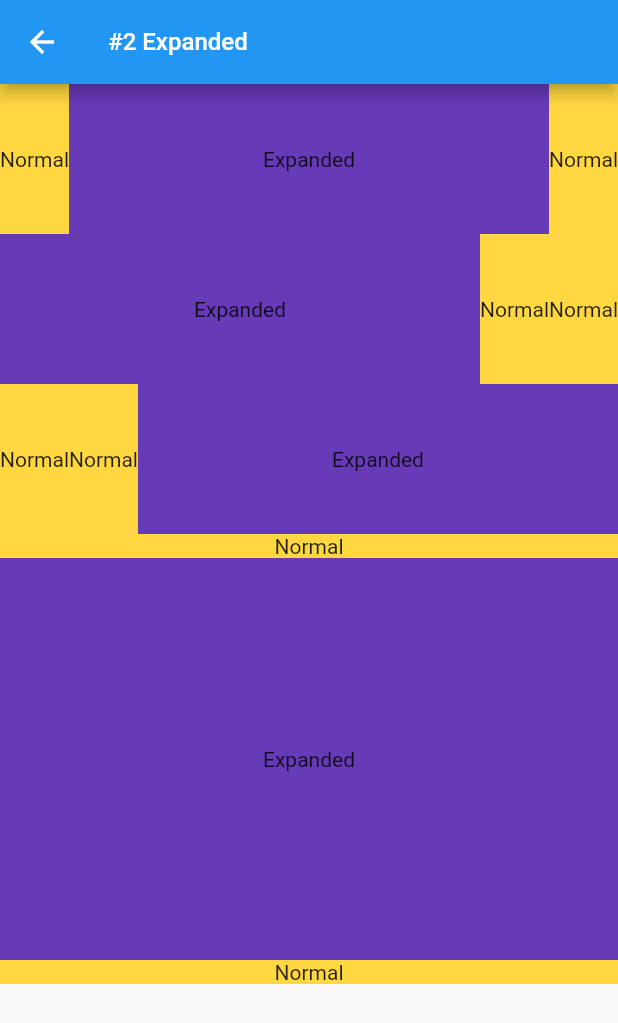
After one commit to dev-otter/flutter_widget_of_the_week, a Flutter app: the screen it shows after launch, after a tap on "#2 Expanded", on a phone screen of 412 x 824 dp. The commit adds this screen. Shown: the top 1023 px of the screen. Run offline on Flutter 3.47's test engine with Material 2 defaults, Android fonts, the phone set to English and light mode, and no system bars.

Commit message:
Add Expanded widget

```diff
--- a/lib/main_page.dart
+++ b/lib/main_page.dart
@@ -1,4 +1,5 @@
 import 'package:flutter/material.dart';
+import 'package:flutter_widget_of_the_week/safearea/expanded_page.dart';
 import 'package:flutter_widget_of_the_week/safearea/safe_area_page.dart';
 
 import 'my_app_bar.dart';
@@ -18,6 +19,7 @@ class _MainPageState extends State<MainPage> {
       body: ListView(
         children: [
           buildElevatedButton(SafeAreaPage.pageName, const SafeAreaPage()),
+          buildElevatedButton(ExpandedPage.pageName, const ExpandedPage()),
         ],
       ),
     );
--- /dev/null
+++ b/lib/safearea/expanded_page.dart
@@ -0,0 +1,141 @@
+import 'package:flutter/material.dart';
+import 'package:flutter_widget_of_the_week/my_app_bar.dart';
+
+class ExpandedPage extends StatefulWidget {
+  static const String pageName = "#2 Expanded";
+
+  const ExpandedPage({Key? key}) : super(key: key);
+
+  @override
+  State<ExpandedPage> createState() => _ExpandedPageState();
+}
+
+class _ExpandedPageState extends State<ExpandedPage> {
+  @override
+  Widget build(BuildContext context) {
+    return Scaffold(
+      appBar: MyAppBar(
+        text: ExpandedPage.pageName,
+      ),
+      body: _buildListView(),
+    );
+  }
+
+  ListView _buildListView() {
+    return ListView(
+      children: [
+        Row(
+          children: [
+            Container(
+              color: Colors.amberAccent,
+              height: 100,
+              child: const Center(
+                child: Text('Normal'),
+              ),
+            ),
+            Expanded(
+              child: Container(
+                height: 100,
+                color: Colors.deepPurple,
+                child: const Center(
+                  child: Text('Expanded'),
+                ),
+              ),
+            ),
+            Container(
+              height: 100,
+              color: Colors.amberAccent,
+              child: const Center(
+                child: Text('Normal'),
+              ),
+            ),
+          ],
+        ),
+        Row(
+          children: [
+            Expanded(
+              child: Container(
+                height: 100,
+                color: Colors.deepPurple,
+                child: const Center(
+                  child: Text('Expanded'),
+                ),
+              ),
+            ),
+            Container(
+              color: Colors.amberAccent,
+              height: 100,
+              child: const Center(
+                child: Text('Normal'),
+              ),
+            ),
+            Container(
+              height: 100,
+              color: Colors.amberAccent,
+              child: const Center(
+                child: Text('Normal'),
+              ),
+            ),
+          ],
+        ),
+        Row(
+          children: [
+            Container(
+              color: Colors.amberAccent,
+              height: 100,
+              child: const Center(
+                child: Text('Normal'),
+              ),
+            ),
+            Container(
+              height: 100,
+              color: Colors.amberAccent,
+              child: const Center(
+                child: Text('Normal'),
+              ),
+            ),
+            Expanded(
+              child: Container(
+                height: 100,
+                color: Colors.deepPurple,
+                child: const Center(
+                  child: Text('Expanded'),
+                ),
+              ),
+            ),
+          ],
+        ),
+        SizedBox(
+          height: 300,
+          child: Column(
+            children: [
+              Container(
+                color: Colors.amberAccent,
+                width: double.infinity,
+                child: const Center(
+                  child: Text('Normal'),
+                ),
+              ),
+              Expanded(
+                child: Container(
+                  width: double.infinity,
+                  color: Colors.deepPurple,
+                  child: const Center(
+                    child: Text('Expanded'),
+                  ),
+                ),
+              ),
+              Container(
+                width: double.infinity,
+                color: Colors.amberAccent,
+                child: const Center(
+                  child: Text('Normal'),
+                ),
+              ),
+            ],
+          ),
+        ),
+      ],
+    );
+  }
+}
```
